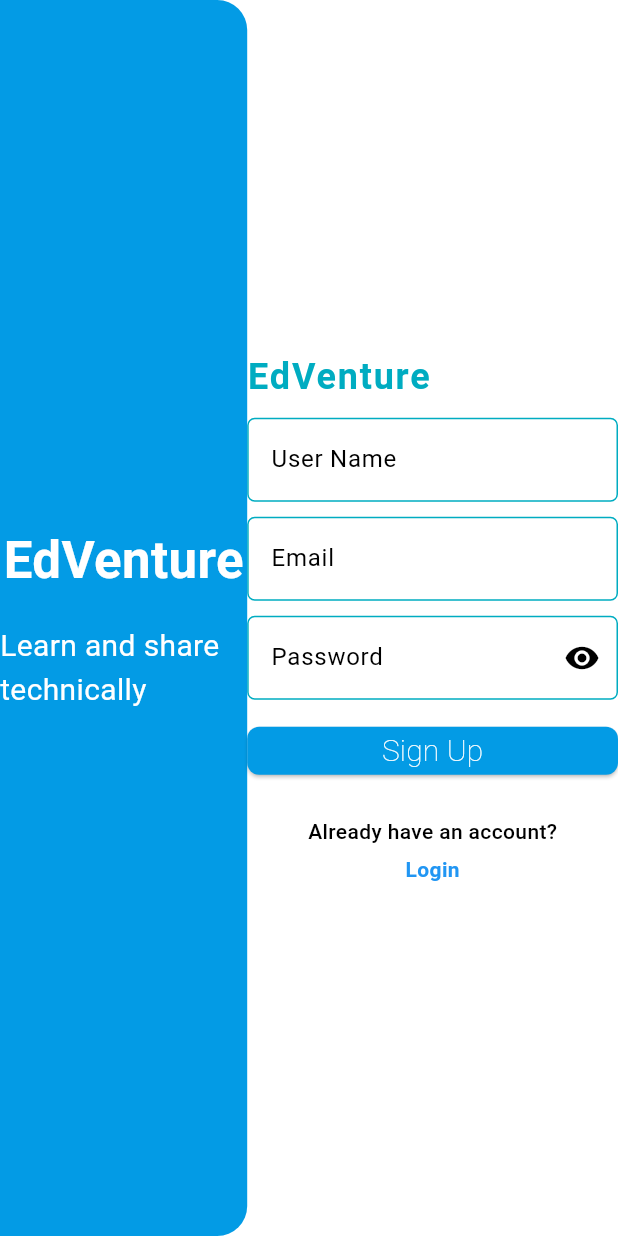
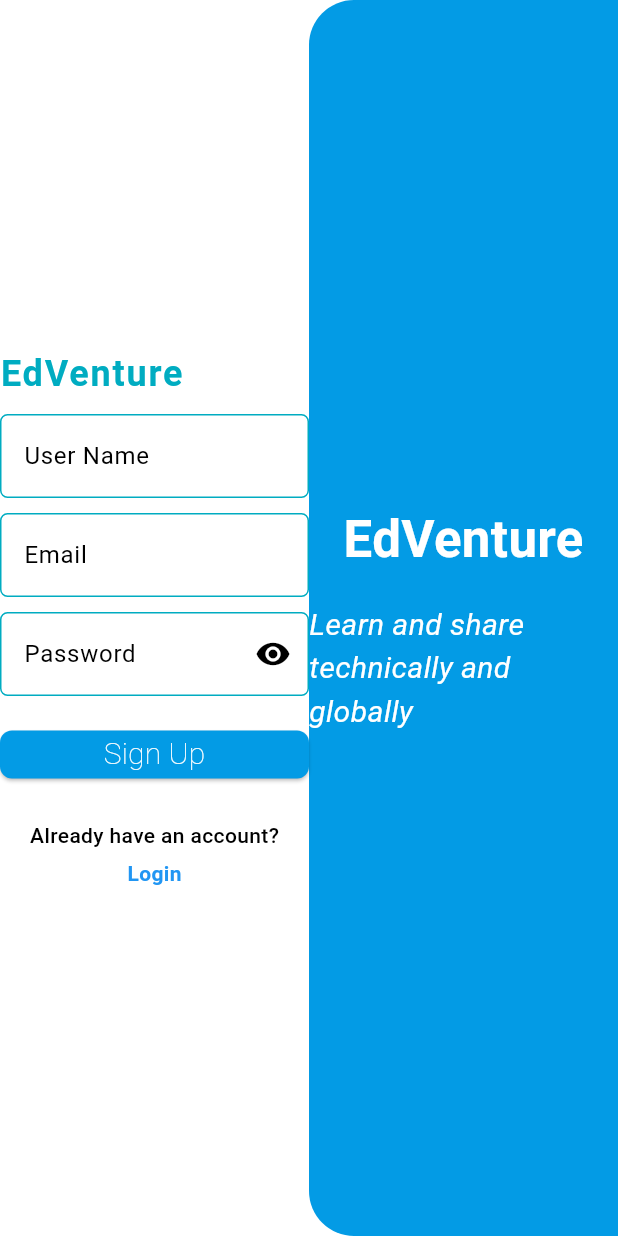
Before and after one commit to Aabro098/edventure, a Flutter app: the screen it shows after launch, after a tap on "Login", after a tap on "Sign Up", on a phone screen of 412 x 824 dp. Run offline on Flutter 3.47's test engine with Material 3 defaults, Android fonts, the phone set to English and light mode, and no system bars; our stand-ins replace shared_preferences.

Commit message:
completed auth screen with animation

```diff
--- /dev/null
+++ b/lib/Screens/Auth Screens/Sign In/auth_screen.dart
@@ -0,0 +1,224 @@
+import 'package:edventure/Services/auth_services.dart';
+import 'package:edventure/Widgets/app_form.dart';
+import 'package:edventure/constants/Colors/colors.dart';
+import 'package:edventure/utils/elevated_button.dart';
+import 'package:flutter/material.dart';
+
+class AuthScreen extends StatefulWidget {
+  static const String routeName = 'auth';
+  const AuthScreen({super.key});
+
+  @override
+  State<AuthScreen> createState() => _AuthScreenState();
+}
+
+class _AuthScreenState extends State<AuthScreen> {
+  final _signInFormKey = GlobalKey<FormState>();
+  final _signUpFormKey = GlobalKey<FormState>();
+  final AuthService authService = AuthService();
+
+  final TextEditingController _nameController = TextEditingController();
+  final TextEditingController _emailController = TextEditingController();
+  final TextEditingController _passwordController = TextEditingController();
+
+  bool _isSignUp = false;
+  bool _isLoading = false;
+
+  @override
+  void dispose() {
+    super.dispose();
+    _nameController.dispose();
+    _emailController.dispose();
+    _passwordController.dispose();
+  }
+
+  Future<void> _handleButtonPress() async {
+    if (_isSignUp) {
+      if (_signUpFormKey.currentState!.validate()) {
+        setState(() {
+          _isLoading = true;
+        });
+        await authService.signUpUser(
+          context: context,
+          email: _emailController.text,
+          name: _nameController.text,
+          password: _passwordController.text,
+        );
+        setState(() {
+          _isLoading = false;
+        });
+      }
+    } else {
+      if (_signInFormKey.currentState!.validate()) {
+        setState(() {
+          _isLoading = true;
+        });
+        await authService.signInUser(
+          context: context,
+          email: _emailController.text,
+          password: _passwordController.text,
+        );
+        setState(() {
+          _isLoading = false;
+        });
+      }
+    }
+  }
+
+  @override
+  Widget build(BuildContext context) {
+    return Scaffold(
+      body: Stack(
+        children: [
+          AnimatedPositioned(
+            duration: const Duration(milliseconds: 500),
+            curve: Curves.easeInOut,
+            left: _isSignUp ? MediaQuery.of(context).size.width / 2 : 0,
+            right: _isSignUp ? 0 : MediaQuery.of(context).size.width / 2,
+            child: Container(
+              width: MediaQuery.of(context).size.width / 2,
+              height: MediaQuery.of(context).size.height,
+              decoration: BoxDecoration(
+                borderRadius: BorderRadius.only(
+                  topLeft: _isSignUp ? const Radius.circular(30) : Radius.zero,
+                  bottomLeft: _isSignUp ? const Radius.circular(30) : Radius.zero,
+                  topRight: !_isSignUp ? const Radius.circular(30) : Radius.zero,
+                  bottomRight: !_isSignUp ? const Radius.circular(30) : Radius.zero,
+                ),
+                color: TAppColor.backgroundColor,
+              ),
+              child: const Column(
+                mainAxisAlignment: MainAxisAlignment.center,
+                crossAxisAlignment: CrossAxisAlignment.center,
+                children: [
+                  Text(
+                    "EdVenture",
+                    style: TextStyle(
+                      fontWeight: FontWeight.bold,
+                      color: Colors.white,
+                      fontSize: 34,
+                    ),
+                  ),
+                  SizedBox(height: 18),
+                  Text(
+                    "Learn and share technically and globally",
+                    style: TextStyle(
+                      fontWeight: FontWeight.normal,
+                      color: Colors.white,
+                      fontSize: 20,
+                      fontStyle: FontStyle.italic
+                    ),
+                  ),
+                ],
+              ),
+            ),
+          ),
+          AnimatedPositioned(
+            duration: const Duration(milliseconds: 500),
+            curve: Curves.easeInOut,
+            left: _isSignUp ? 0 : MediaQuery.of(context).size.width / 2,
+            right: _isSignUp ? MediaQuery.of(context).size.width / 2 : 0,
+            child: Container(
+              width: MediaQuery.of(context).size.width / 2,
+              height: MediaQuery.of(context).size.height,
+              alignment: Alignment.center,
+              child: SizedBox(
+                width: 350,
+                child: Form(
+                  key: _isSignUp ? _signUpFormKey : _signInFormKey,
+                  child: Column(
+                    mainAxisAlignment: MainAxisAlignment.center,
+                    children: [
+                      Align(
+                        alignment: Alignment.centerLeft,
+                        child: Text(
+                          "EdVenture",
+                          style: TextStyle(
+                            fontSize: 24,
+                            fontWeight: FontWeight.bold,
+                            letterSpacing: 1.2,
+                            color: TAppColor.secondaryColor,
+                          ),
+                        ),
+                      ),
+                      const SizedBox(height: 10),
+                      if (_isSignUp)
+                        AppForm(
+                          controller: _nameController,
+                          hintText: "User Name",
+                        ),
+                      if (_isSignUp) const SizedBox(height: 10),
+                      AppForm(
+                        controller: _emailController,
+                        hintText: "Email",
+                      ),
+                      const SizedBox(height: 10),
+                      AppForm(
+                        controller: _passwordController,
+                        hintText: "Password",
+                        icon: Icons.visibility,
+                      ),
+                      if (!_isSignUp) const SizedBox(height: 10.0),
+                      if (!_isSignUp)
+                        GestureDetector(
+                          onTap: () {},
+                          child: Align(
+                            alignment: Alignment.centerRight,
+                            child: Text(
+                              "Forgot Password?",
+                              style: TextStyle(
+                                fontSize: 12,
+                                color: TAppColor.backgroundColor,
+                                fontWeight: FontWeight.w700,
+                              ),
+                            ),
+                          ),
+                        ),
+                      const SizedBox(height: 15),
+                      AppElevatedButton(
+                        text: _isSignUp ? "Sign Up" : "Login",
+                        onTap: _handleButtonPress,
+                        color: TAppColor.backgroundColor,
+                      ),
+                      const SizedBox(height: 20.0),
+                      Text(
+                        _isSignUp
+                            ? "Already have an account?"
+                            : "Don't have an account?",
+                        style: const TextStyle(
+                          fontSize: 14,
+                          color: Colors.black,
+                          fontWeight: FontWeight.w500,
+                        ),
+                      ),
+                      const SizedBox(height: 5.0),
+                      GestureDetector(
+                        onTap: () {
+                          setState(() {
+                            _isSignUp = !_isSignUp;
+                          });
+                        },
+                        child: Text(
+                          _isSignUp ? "Login" : "Sign Up",
+                          style: const TextStyle(
+                            fontSize: 14,
+                            color: Colors.blue,
+                            fontWeight: FontWeight.w700,
+                          ),
+                        ),
+                      ),
+                    ],
+                  ),
+                ),
+              ),
+            ),
+          ),
+          if (_isLoading)
+            const Center(
+              child: CircularProgressIndicator(),
+            ),
+        ],
+      ),
+    );
+  }
+}
--- a/lib/Screens/Auth Screens/Sign In/sign_in.dart
+++ /dev/null
@@ -1,165 +0,0 @@
-import 'package:edventure/Screens/Auth%20Screens/Sign%20Up/sign_up.dart';
-import 'package:edventure/Services/auth_services.dart';
-import 'package:edventure/Widgets/app_form.dart';
-import 'package:edventure/constants/Colors/colors.dart';
-import 'package:edventure/utils/elevated_button.dart';
-import 'package:flutter/material.dart';
-
-class SignInScreen extends StatefulWidget {
-  static const String routeName = 'sign-in';
-  const SignInScreen({super.key});
-
-  @override
-  State<SignInScreen> createState() => _SignInScreenState();
-}
-
-class _SignInScreenState extends State<SignInScreen> {
-    final _signInFormKey = GlobalKey<FormState>();
-  final AuthService authService = AuthService();
-  final TextEditingController _emailController = TextEditingController();
-  final TextEditingController  _passwordController = TextEditingController();
-
-  @override
-  void dispose(){
-    super.dispose();
-    _emailController.dispose();
-    _passwordController.dispose();
-  }
-
-    void signInUser(){
-    authService.signInUser(
-      context: context,
-      email: _emailController.text,
-      password: _passwordController.text
-    );
-  }
-
-  @override
-  Widget build(BuildContext context) {
-    return Scaffold(
-      body: Row(
-        children: [
-          Expanded(
-            flex: 2,
-            child: Container(
-              decoration: BoxDecoration(
-                borderRadius: const BorderRadius.only(
-                  topRight: Radius.circular(20) ,
-                  bottomRight: Radius.circular(20)
-                ),
-                color: TAppColor.backgroundColor
-              ),
-              child: const Column(
-                mainAxisAlignment: MainAxisAlignment.center,
-                crossAxisAlignment: CrossAxisAlignment.center,
-                children: [
-                  Text(
-                    "EdVenture",
-                    style: TextStyle(
-                      fontWeight: FontWeight.bold,
-                      color: Colors.white,
-                      fontSize: 34,
-                    ),
-                  ),
-                  SizedBox(height: 18),
-                  Text(
-                    "Learn and share technically",
-                    style: TextStyle(
-                      fontWeight: FontWeight.normal,
-                      color: Colors.white,
-                      fontSize: 20,
-                    ),
-                  ),
-                ],
-              ),
-            ),
-          ),
-          Expanded(
-            flex: 3,
-            child: Center(
-              child: SizedBox(
-                width: 350,
-                child: Form(
-                  key : _signInFormKey,
-                  child: Column(
-                    mainAxisAlignment: MainAxisAlignment.center,
-                    children: [
-                      Align(
-                        alignment: Alignment.centerLeft,
-                        child: Text(
-                          "EdVenture",
-                          style: TextStyle(
-                            fontSize: 24,
-                            fontWeight: FontWeight.bold,
-                            letterSpacing: 1.2,
-                            color: TAppColor.secondaryColor
-                          ),
-                        ),
-                      ),
-                      const SizedBox(height: 10),
-                      AppForm(
-                        controller: _emailController,
-                        hintText: "Email"
-                      ),
-                      const SizedBox(height: 10),
-                      AppForm(
-                        controller : _passwordController,
-                        hintText: "Password" ,
-                        icon: Icons.visibility
-                      ),
-                      const SizedBox(height: 10.0,),
-                      GestureDetector(
-                        onTap: (){},
-                        child: Align(
-                          alignment: Alignment.centerRight,
-                          child: Text("Forgot Password?" ,
-                            style: TextStyle(
-                              fontSize: 12,
-                              color: TAppColor.backgroundColor,
-                              fontWeight: FontWeight.w700
-                            )
-                          ),
-                        ),
-                      ),
-                      const SizedBox(height: 10),
-                      AppElevatedButton(
-                        text: "Login",
-                        onTap: () {
-                          if(_signInFormKey.currentState!.validate()){
-                            signInUser();
-                          }
-                        },
-                        color: TAppColor.backgroundColor,
-                      ),
-                      const SizedBox(height: 20.0,),
-                      const Text("Don't have an account?" ,
-                        style: TextStyle(
-                          fontSize: 14,
-                          color: Colors.black,
-                          fontWeight: FontWeight.w500
-                        )
-                      ),
-                      const SizedBox(height: 5.0,),
-                      GestureDetector(
-                        onTap : (){
-                          Navigator.pushReplacementNamed(context, SignUpScreen.routeName);
-                        },
-                        child: const Text("Sign Up" ,
-                          style: TextStyle(
-                            fontSize: 14,
-                            color: Colors.blue,
-                            fontWeight: FontWeight.w700
-                          )
-                        ),
-                      ),
-                    ],
-                  ),
-                ),
-              ),
-            ),
-          ),
-        ],
-      ),
-    );
-  }
-}
--- a/lib/Screens/Auth Screens/Sign Up/sign_up.dart
+++ /dev/null
@@ -1,159 +0,0 @@
-import 'package:edventure/Services/auth_services.dart';
-import 'package:edventure/Widgets/app_form.dart';
-import 'package:edventure/constants/Colors/colors.dart';
-import 'package:edventure/utils/elevated_button.dart';
-import 'package:flutter/material.dart';
-
-import '../Sign In/sign_in.dart';
-
-class SignUpScreen extends StatefulWidget {
-  static const String routeName = 'sign-up';
-  const SignUpScreen({super.key});
-
-  @override
-  State<SignUpScreen> createState() => _SignUpScreenState();
-}
-
-class _SignUpScreenState extends State<SignUpScreen> {
-  final _signUpFormKey= GlobalKey<FormState>();
-  final AuthService authService = AuthService();
-  final TextEditingController _nameController = TextEditingController();
-  final TextEditingController _emailController = TextEditingController();
-  final TextEditingController _passwordController = TextEditingController();
-
-  @override
-  void dispose(){
-    super.dispose();
-    _nameController.dispose();
-    _emailController.dispose();
-    _passwordController.dispose();
-  }
-
-  void signUpUser(){
-    authService.signUpUser(
-      context: context,
-      email: _emailController.text,
-      name: _nameController.text,
-      password: _passwordController.text
-    );
-  }
-  @override
-  Widget build(BuildContext context) {
-    return Scaffold(
-      body: Row(
-        children: [
-          Expanded(
-            flex: 2,
-            child: Container(
-              decoration: BoxDecoration(
-                borderRadius: const BorderRadius.only(
-                  topRight: Radius.circular(20) ,
-                  bottomRight: Radius.circular(20)
-                ),
-                color: TAppColor.backgroundColor
-              ),
-              child: const Column(
-                mainAxisAlignment: MainAxisAlignment.center,
-                crossAxisAlignment: CrossAxisAlignment.center,
-                children: [
-                  Text(
-                    "EdVenture",
-                    style: TextStyle(
-                      fontWeight: FontWeight.bold,
-                      color: Colors.white,
-                      fontSize: 34,
-                    ),
-                  ),
-                  SizedBox(height: 18),
-                  Text(
-                    "Learn and share technically",
-                    style: TextStyle(
-                      fontWeight: FontWeight.normal,
-                      color: Colors.white,
-                      fontSize: 20,
-                    ),
-                  ),
-                ],
-              ),
-            ),
-          ),
-          Expanded(
-            flex: 3,
-            child: Center(
-              child: SizedBox(
-                width: 350,
-                child: Form(
-                  key : _signUpFormKey,
-                  child: Column(
-                    mainAxisAlignment: MainAxisAlignment.center,
-                    children: [
-                      Align(
-                        alignment: Alignment.centerLeft,
-                        child: Text(
-                          "EdVenture",
-                          style: TextStyle(
-                            fontSize: 24,
-                            fontWeight: FontWeight.bold,
-                            letterSpacing: 1.2,
-                            color: TAppColor.secondaryColor
-                          ),
-                        ),
-                      ),
-                      const SizedBox(height: 10),
-                      AppForm(
-                        controller : _nameController,
-                        hintText: "User Name" ,
-                      ),
-                      const SizedBox(height: 10),
-                      AppForm(
-                        controller: _emailController,
-                        hintText: "Email"
-                      ),
-                      const SizedBox(height: 10),
-                      AppForm(
-                        controller : _passwordController,
-                        hintText: "Password" ,
-                        icon: Icons.visibility
-                      ),
-                      const SizedBox(height: 10),
-                      AppElevatedButton(
-                        text: "Sign Up",
-                        onTap: () {
-                          if(_signUpFormKey.currentState!.validate()){
-                            signUpUser();
-                          }
-                        },
-                        color: TAppColor.backgroundColor,
-                      ),
-                      const SizedBox(height: 20.0,),
-                      const Text("Already have an account?" ,
-                        style: TextStyle(
-                          fontSize: 14,
-                          color: Colors.black,
-                          fontWeight: FontWeight.w500
-                        )
-                      ),
-                      const SizedBox(height: 5.0,),
-                      GestureDetector(
-                        onTap : (){
-                          Navigator.pushReplacementNamed(context, SignInScreen.routeName);
-                        },
-                        child: const Text("Login" ,
-                          style: TextStyle(
-                            fontSize: 14,
-                            color: Colors.blue,
-                            fontWeight: FontWeight.w700
-                          )
-                        ),
-                      ),
-                    ],
-                  ),
-                ),
-              ),
-            ),
-          ),
-        ],
-      ),
-    );
-  }
-}
--- a/lib/Services/auth_services.dart
+++ b/lib/Services/auth_services.dart
@@ -12,7 +12,7 @@ import 'package:provider/provider.dart';
 import 'package:shared_preferences/shared_preferences.dart';
 
 class AuthService {
-  void signUpUser({
+  Future signUpUser({
     required BuildContext context,
     required String email,
     required String name,
@@ -63,7 +63,7 @@ class AuthService {
     }
   }
 
-  void signInUser({
+  Future signInUser({
     required BuildContext context,
     required String email,
     required String password,
--- a/lib/main.dart
+++ b/lib/main.dart
@@ -1,5 +1,5 @@
 import 'package:edventure/Providers/user_provider.dart';
-import 'package:edventure/Screens/Auth%20Screens/Sign%20In/sign_in.dart';
+import 'package:edventure/Screens/Auth%20Screens/Sign%20In/auth_screen.dart';
 import 'package:edventure/Services/auth_services.dart';
 import 'package:edventure/Navigation/nav_screen.dart';
 import 'package:edventure/constants/Colors/colors.dart';
@@ -47,7 +47,7 @@ class _MyAppState extends State<MyApp> {
       home: Provider.of<UserProvider>(context).
         user.token.isNotEmpty
           ? const NavScreen()
-          : const SignInScreen()
+          : const AuthScreen()
     );
   }
 }
--- a/lib/routes.dart
+++ b/lib/routes.dart
@@ -2,22 +2,21 @@
 import 'package:edventure/Navigation/nav_screen.dart';
 import 'package:flutter/material.dart';
 
-import 'Screens/Auth Screens/Sign In/sign_in.dart';
-import 'Screens/Auth Screens/Sign Up/sign_up.dart';
+import 'Screens/Auth Screens/Sign In/auth_screen.dart';
 import 'Screens/Profile Screen/profile_screen.dart';
 
 Route<dynamic>generateRoute(RouteSettings routeSettings){
   switch(routeSettings.name){
-    case SignInScreen.routeName:
+    case AuthScreen.routeName:
       return MaterialPageRoute(
         settings: routeSettings,
-        builder: (_) => const SignInScreen()
+        builder: (_) => const AuthScreen()
       );
-      case SignUpScreen.routeName:
-      return MaterialPageRoute(
-        settings: routeSettings,
-        builder: (_) => const SignUpScreen()
-      );
+      // case SignUpScreen.routeName:
+      // return MaterialPageRoute(
+      //   settings: routeSettings,
+      //   builder: (_) => const SignUpScreen()
+      // );
       case ProfileScreen.routeName:
       return MaterialPageRoute(
         settings: routeSettings,
--- a/lib/utils/more_options.dart
+++ b/lib/utils/more_options.dart
@@ -1,4 +1,4 @@
-import 'package:edventure/Screens/Auth%20Screens/Sign%20In/sign_in.dart';
+import 'package:edventure/Screens/Auth%20Screens/Sign%20In/auth_screen.dart';
 import 'package:edventure/Widgets/user_card.dart';
 import 'package:edventure/utils/options.dart';
 import 'package:flutter/material.dart';
@@ -43,7 +43,7 @@ class _MoreOptionListState extends State<MoreOptionList> {
                 if (option[2] == 'Log Out') {
                   Navigator.pushNamedAndRemoveUntil(
                     context,
-                    SignInScreen.routeName,
+                    AuthScreen.routeName,
                     (route) => false,
                   );
                 }
```
